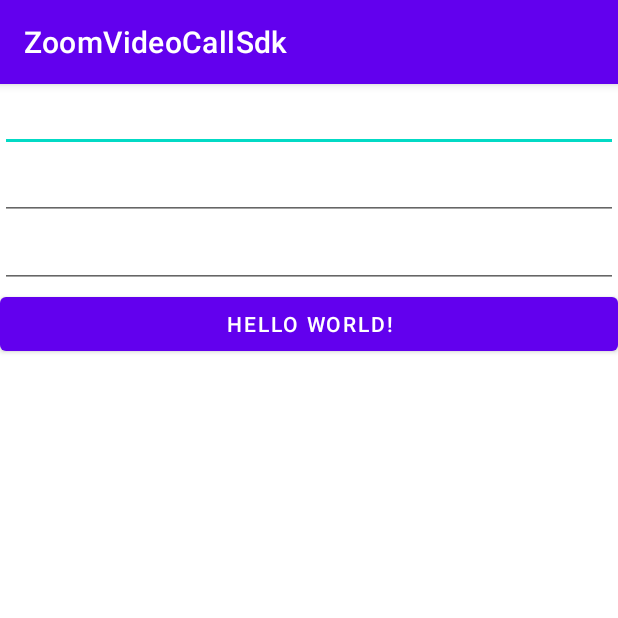
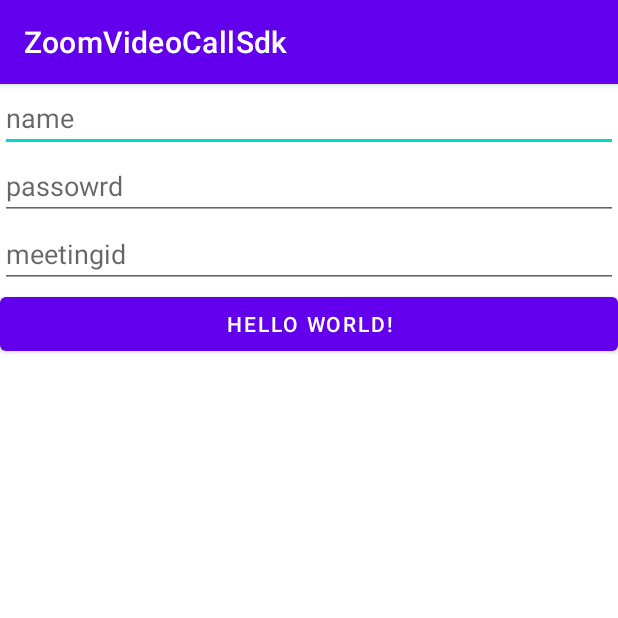
Before and after one commit to dhirender-rabblesoft/VideoCallZoom, an Android app: the screen it shows after launch (MainActivity), after a tap on "HELLO WORLD!", on a phone screen of 412 x 824 dp, the top half of it. Run offline under Robolectric (Android 15) with nearby library versions, the phone set to English and light mode, and no system bars; libraries missing offline, so code that uses them is left out: us.zoom.sdk; 8 statements that could not run were skipped.

Commit message:
add placeholder

```diff
--- a/app/build.gradle
+++ b/app/build.gradle
@@ -40,6 +40,8 @@ dependencies {
 
     implementation fileTree(dir: 'C:\\Users\\Dell\\Downloads\\zoom-sdk-android-5.9.6.4777\\zoom-sdk-android-5.9.6.4777\\mobilertc-android-studio\\commonlib', include: ['*.aar', '*.jar'], exclude: [])
     implementation fileTree(dir: 'C:\\Users\\Dell\\Downloads\\zoom-sdk-android-5.9.6.4777\\zoom-sdk-android-5.9.6.4777\\mobilertc-android-studio\\mobilertc', include: ['*.aar', '*.jar'], exclude: [])
+    implementation project(path: ':mobilertc')
+    implementation project(path: ':commonlib')
     testImplementation 'junit:junit:4.+'
     androidTestImplementation 'androidx.test.ext:junit:1.1.3'
     androidTestImplementation 'androidx.test.espresso:espresso-core:3.4.0'
--- a/app/src/main/java/com/app/zoomvideocallsdk/MainActivity.kt
+++ b/app/src/main/java/com/app/zoomvideocallsdk/MainActivity.kt
@@ -22,7 +22,7 @@ class MainActivity : AppCompatActivity() {
             if (username.length>0 && meetingid.length>0 && password.length>0){
                 startMeeting(username,password,meetingid,this)
             }else{
-                Toast.makeText(this,"Invalid Detias", Toast.LENGTH_LONG).show()
+                Toast.makeText(this,"Invalid Details", Toast.LENGTH_LONG).show()
             }
 
         }
--- a/app/src/main/res/layout/activity_main.xml
+++ b/app/src/main/res/layout/activity_main.xml
@@ -11,6 +11,7 @@
     <androidx.appcompat.widget.AppCompatEditText
         android:layout_width="match_parent"
         android:layout_height="wrap_content"
+        android:hint="name"
         android:id="@+id/name"
         />
 
@@ -18,12 +19,14 @@
         android:layout_width="match_parent"
         android:layout_height="wrap_content"
         android:id="@+id/pass"
+        android:hint="passowrd"
         />
 
     <androidx.appcompat.widget.AppCompatEditText
         android:layout_width="match_parent"
         android:layout_height="wrap_content"
         android:id="@+id/meetingid"
+        android:hint="meetingid"
         />
 
     <Button
--- a/settings.gradle
+++ b/settings.gradle
@@ -10,3 +10,5 @@ dependencyResolutionManagement {
 }
 rootProject.name = "ZoomVideoCallSdk"
 include ':app'
+include ':commonlib'
+include ':mobilertc'
```
